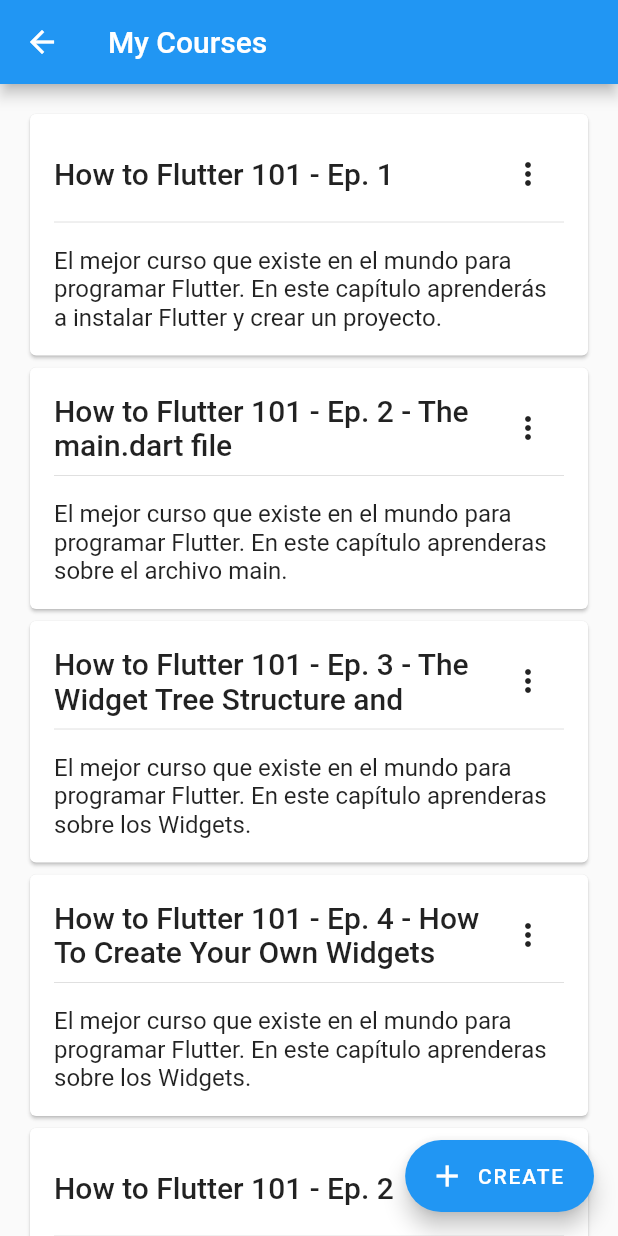
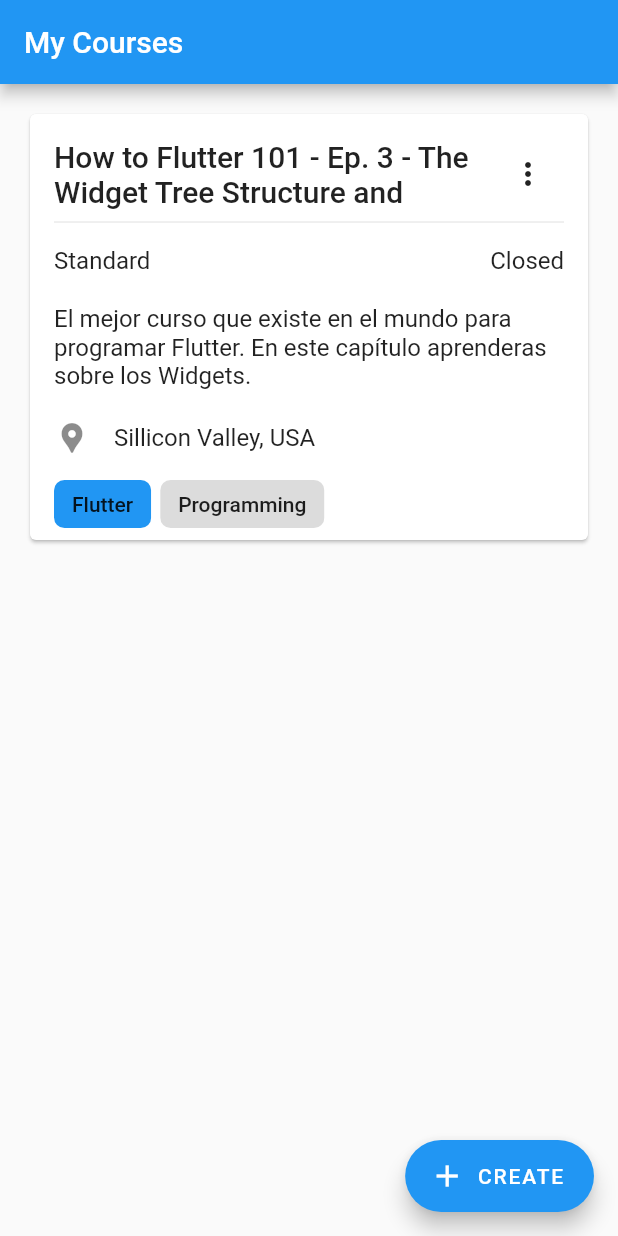
Before and after one commit to fiubademy/FrontUbademy, a Flutter app: the MyCoursesPage screen opened directly, on a phone screen of 412 x 824 dp. Run offline on Flutter 3.47's test engine with Material 2 defaults, Android fonts, the phone set to English and light mode, and no system bars; our stand-ins replace flutter_signin_button, material_floating_search_bar.

Commit message:
[ADD] - Added further visuals to the course widget

```diff
--- a/fiubademy/lib/main.dart
+++ b/fiubademy/lib/main.dart
@@ -3,6 +3,7 @@ import 'package:flutter/material.dart';
 import 'src/login.dart';
 import 'src/signup.dart';
 import 'src/home.dart';
+import 'src/my_courses.dart';
 
 void main() {
   runApp(const FiubademyApp());
@@ -18,7 +19,7 @@ class FiubademyApp extends StatelessWidget {
       theme: ThemeData(
         primarySwatch: Colors.blue,
       ),
-      home: const LogInPage(),
+      home: const MyCoursesPage(),
     );
   }
 }
--- a/fiubademy/lib/src/my_courses.dart
+++ b/fiubademy/lib/src/my_courses.dart
@@ -28,14 +28,17 @@ class MyCoursesPage extends StatelessWidget {
 Widget _buildCourse(BuildContext context) {
   return Column(children: [
     Card(
-      child: Padding(
-          padding: EdgeInsets.all(16.0),
+      child: Column(
+        children: [
+          Padding(
+            padding: EdgeInsets.fromLTRB(16.0, 16.0, 16.0, 8.0),
             child: Column(
               children: [
                 Row(
                   children: [
                     Expanded(
-                    child: Text('How to Flutter 101 - Ep. 1',
+                      child: Text(
+                          'How to Flutter 101 - Ep. 3 - The Widget Tree Structure and ',
                           overflow: TextOverflow.ellipsis,
                           maxLines: 2,
                           style: Theme.of(context).textTheme.headline6),
@@ -43,124 +46,68 @@ Widget _buildCourse(BuildContext context) {
                     IconButton(onPressed: () {}, icon: Icon(Icons.more_vert)),
                   ],
                 ),
-              const Divider(),
-              const SizedBox(
-                height: 8.0,
+                Divider(),
+              ],
+            ),
+          ),
+          Padding(
+            padding: const EdgeInsets.fromLTRB(16.0, 0.0, 16.0, 16.0),
+            child: Row(
+              mainAxisAlignment: MainAxisAlignment.spaceBetween,
+              children: [
+                Text(
+                  'Standard',
+                  style: Theme.of(context).textTheme.subtitle1,
                 ),
                 Text(
-                'El mejor curso que existe en el mundo para programar Flutter. En este capítulo aprenderás a instalar Flutter y crear un proyecto.',
+                  'Closed',
                   style: Theme.of(context).textTheme.subtitle1,
                 ),
               ],
-          )),
             ),
-    Card(
+          ),
+          ListTile(
+            title: Text(
+              'El mejor curso que existe en el mundo para programar Flutter. En este capítulo aprenderas sobre los Widgets.',
+            ),
+          ),
+          ListTile(
+            title: Text('Sillicon Valley, USA'),
+            leading: Icon(Icons.location_pin),
+            minLeadingWidth: 16,
+          ),
+          SizedBox(
+            width: double.maxFinite,
             child: Padding(
-          padding: EdgeInsets.all(16.0),
-          child: Column(
+              padding: const EdgeInsets.fromLTRB(16.0, 0.0, 16.0, 8.0),
+              child: Wrap(
+                spacing: 6,
+                runSpacing: 6,
+                crossAxisAlignment: WrapCrossAlignment.start,
+                alignment: WrapAlignment.start,
+
                 children: [
-              Row(
-                children: [
-                  Expanded(
-                    child: Text('How to Flutter 101 - Ep. 2 - The main.dart file',
-                        overflow: TextOverflow.ellipsis,
-                        maxLines: 2,
-                        style: Theme.of(context).textTheme.headline6),
+                  Chip(
+                    backgroundColor: Theme.of(context).colorScheme.primary,
+                    shape: RoundedRectangleBorder(
+                      borderRadius: BorderRadius.circular(7),
                     ),
-                  IconButton(onPressed: () {}, icon: Icon(Icons.more_vert)),
+                    label: Text('Flutter'),
+                    materialTapTargetSize: MaterialTapTargetSize.shrinkWrap
+                  ),
+                  Chip(
+                    shape: RoundedRectangleBorder(
+                      borderRadius: BorderRadius.circular(7),
+                    ),
+                    label: Text('Programming'),
+                    materialTapTargetSize: MaterialTapTargetSize.shrinkWrap
+                  ),
                 ],
               ),
-              const Divider(),
-              const SizedBox(
-                height: 8.0,
             ),
-              Text(
-                'El mejor curso que existe en el mundo para programar Flutter. En este capítulo aprenderas sobre el archivo main.',
-                style: Theme.of(context).textTheme.subtitle1,
           ),
         ],
-          )),
       ),
-    Card(
-      child: Padding(
-          padding: EdgeInsets.all(16.0),
-          child: Column(
-            children: [
-              Row(
-                children: [
-                  Expanded(
-                    child: Text('How to Flutter 101 - Ep. 3 - The Widget Tree Structure and ',
-                        overflow: TextOverflow.ellipsis,
-                        maxLines: 2,
-                        style: Theme.of(context).textTheme.headline6),
-                  ),
-                  IconButton(onPressed: () {}, icon: Icon(Icons.more_vert)),
-                ],
-              ),
-              const Divider(),
-              const SizedBox(
-                height: 8.0,
-              ),
-              Text(
-                'El mejor curso que existe en el mundo para programar Flutter. En este capítulo aprenderas sobre los Widgets.',
-                style: Theme.of(context).textTheme.subtitle1,
-              ),
-            ],
-          )),
-    ),
-    Card(
-      child: Padding(
-          padding: EdgeInsets.all(16.0),
-          child: Column(
-            children: [
-              Row(
-                children: [
-                  Expanded(
-                    child: Text('How to Flutter 101 - Ep. 4 - How To Create Your Own Widgets',
-                        overflow: TextOverflow.ellipsis,
-                        maxLines: 2,
-                        style: Theme.of(context).textTheme.headline6),
-                  ),
-                  IconButton(onPressed: () {}, icon: Icon(Icons.more_vert)),
-                ],
-              ),
-              const Divider(),
-              const SizedBox(
-                height: 8.0,
-              ),
-              Text(
-                'El mejor curso que existe en el mundo para programar Flutter. En este capítulo aprenderas sobre los Widgets.',
-                style: Theme.of(context).textTheme.subtitle1,
-              ),
-            ],
-          )),
-    ),
-    Card(
-      child: Padding(
-          padding: EdgeInsets.all(16.0),
-          child: Column(
-            children: [
-              Row(
-                children: [
-                  Expanded(
-                    child: Text('How to Flutter 101 - Ep. 2',
-                        overflow: TextOverflow.ellipsis,
-                        maxLines: 2,
-                        style: Theme.of(context).textTheme.headline6),
-                  ),
-                  IconButton(onPressed: () {}, icon: Icon(Icons.more_vert)),
-                ],
-              ),
-              const Divider(),
-              const SizedBox(
-                height: 8.0,
-              ),
-              Text(
-                'El mejor curso que existe en el mundo para programar Flutter. En este capítulo aprenderas sobre los Widgets.',
-                style: Theme.of(context).textTheme.subtitle1,
-              ),
-            ],
-          )),
     ),
   ]);
 }
```
Lines whose indentation alone changed are shown as unchanged.
